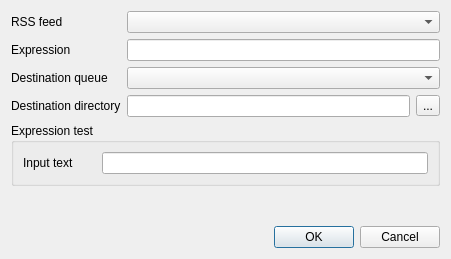
Old version of the form rss/RssRegexpDlg.ui in the repository LubosD/fatrat.
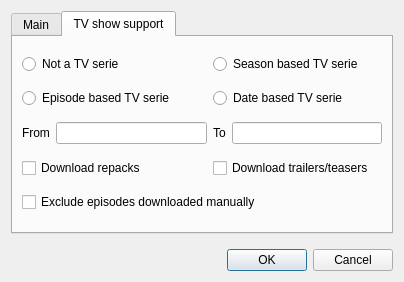
New version of the form. The open tabs and pages were chosen to show the change.

Commit message: RSS has support for TV series Several tiny Jabber improvements

Patch:
```diff
--- a/rss/RssRegexpDlg.ui
+++ b/rss/RssRegexpDlg.ui
@@ -5,8 +5,8 @@
    <rect>
     <x>0</x>
     <y>0</y>
-    <width>451</width>
-    <height>259</height>
+    <width>404</width>
+    <height>282</height>
    </rect>
   </property>
   <property name="windowTitle" >
@@ -14,6 +14,16 @@
   </property>
   <layout class="QGridLayout" >
    <item row="0" column="0" >
+    <widget class="QTabWidget" name="tabWidget" >
+     <property name="currentIndex" >
+      <number>0</number>
+     </property>
+     <widget class="QWidget" name="tab" >
+      <attribute name="title" >
+       <string>Main</string>
+      </attribute>
+      <layout class="QGridLayout" >
+       <item row="0" column="0" >
     <widget class="QLabel" name="label_2" >
      <property name="text" >
       <string>RSS feed</string>
@@ -98,20 +108,100 @@
      </layout>
     </widget>
    </item>
-   <item row="5" column="1" >
+      </layout>
+     </widget>
+     <widget class="QWidget" name="tab_2" >
+      <attribute name="title" >
+       <string>TV show support</string>
+      </attribute>
+      <layout class="QGridLayout" >
+       <item row="0" column="0" colspan="2" >
+        <widget class="QRadioButton" name="radioTVSNone" >
+         <property name="text" >
+          <string>Not a TV serie</string>
+         </property>
+        </widget>
+       </item>
+       <item row="0" column="2" colspan="2" >
+        <widget class="QRadioButton" name="radioTVSSeason" >
+         <property name="text" >
+          <string>Season based TV serie</string>
+         </property>
+        </widget>
+       </item>
+       <item row="1" column="0" colspan="2" >
+        <widget class="QRadioButton" name="radioTVSEpisode" >
+         <property name="text" >
+          <string>Episode based TV serie</string>
+         </property>
+        </widget>
+       </item>
+       <item row="1" column="2" colspan="2" >
+        <widget class="QRadioButton" name="radioTVSDate" >
+         <property name="text" >
+          <string>Date based TV serie</string>
+         </property>
+        </widget>
+       </item>
+       <item row="2" column="0" >
+        <widget class="QLabel" name="label_6" >
+         <property name="text" >
+          <string>From</string>
+         </property>
+        </widget>
+       </item>
+       <item row="2" column="1" >
+        <widget class="QLineEdit" name="lineTVSFrom" />
+       </item>
+       <item row="2" column="2" >
+        <widget class="QLabel" name="label_7" >
+         <property name="text" >
+          <string>To</string>
+         </property>
+        </widget>
+       </item>
+       <item row="2" column="3" >
+        <widget class="QLineEdit" name="lineTVSTo" />
+       </item>
+       <item row="3" column="0" colspan="2" >
+        <widget class="QCheckBox" name="checkTVSRepacks" >
+         <property name="text" >
+          <string>Download repacks</string>
+         </property>
+        </widget>
+       </item>
+       <item row="3" column="2" colspan="2" >
+        <widget class="QCheckBox" name="checkTVSTrailers" >
+         <property name="text" >
+          <string>Download trailers/teasers</string>
+         </property>
+        </widget>
+       </item>
+       <item row="4" column="0" colspan="4" >
+        <widget class="QCheckBox" name="checkTVSNoManuals" >
+         <property name="text" >
+          <string>Exclude episodes downloaded manually</string>
+         </property>
+        </widget>
+       </item>
+      </layout>
+     </widget>
+    </widget>
+   </item>
+   <item row="1" column="0" >
     <spacer>
      <property name="orientation" >
       <enum>Qt::Vertical</enum>
      </property>
      <property name="sizeHint" >
       <size>
-       <width>20</width>
-       <height>40</height>
+       <width>272</width>
+       <height>41</height>
       </size>
      </property>
     </spacer>
    </item>
-   <item row="6" column="0" colspan="3" >
+   <item row="2" column="0" >
     <widget class="QDialogButtonBox" name="buttonBox" >
      <property name="orientation" >
       <enum>Qt::Horizontal</enum>
```
Left out of the diff: 6 changed lines with no effect on the pictures. Lines whose indentation alone changed are shown as unchanged. The commit also changes 21 other files.
